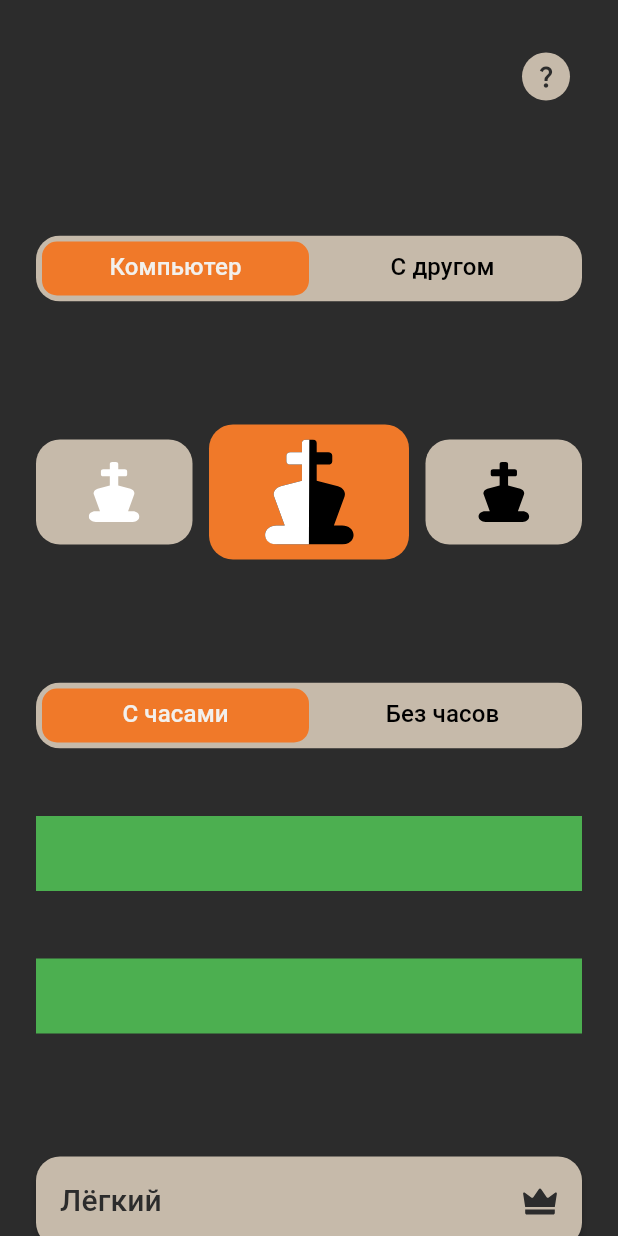
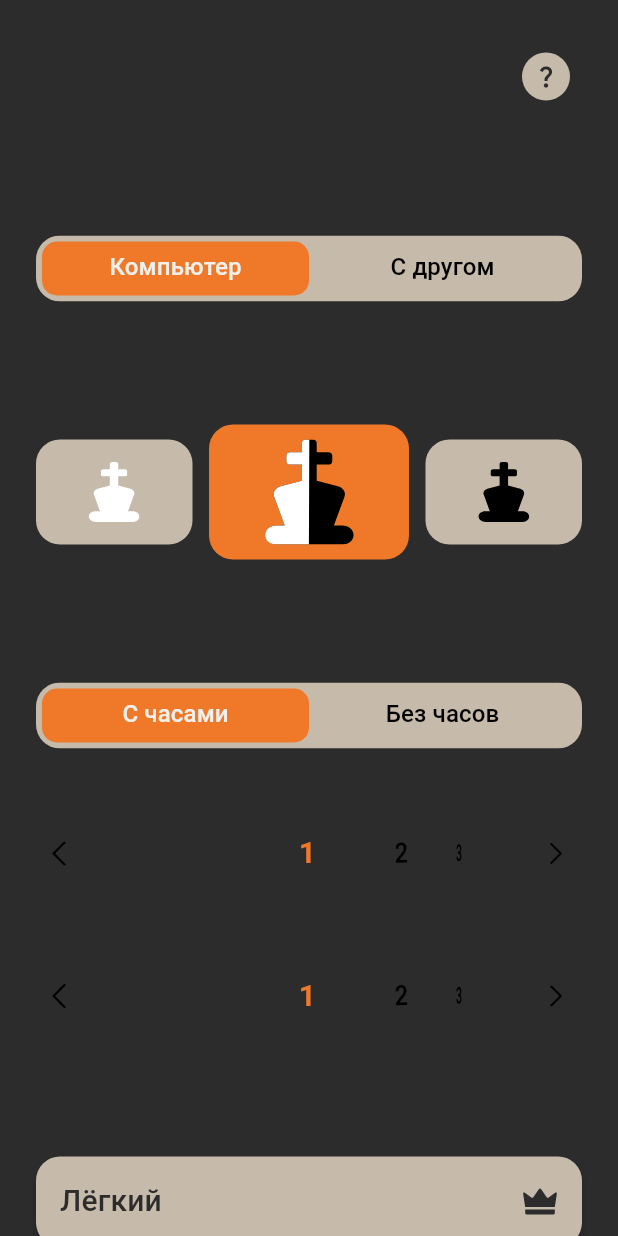
Before and after one commit to Student-Labs-2024/aurora_chess, a Flutter app: the GameSettingsView screen opened directly, on a phone screen of 412 x 824 dp. Run offline on Flutter 3.47's test engine with Material 3 defaults, Android fonts, the phone set to English and light mode, and no system bars; drawn by our look-alikes of wheel_chooser; our stand-ins replace flutter_svg.

Commit message:
feat: добавлена карусель выбора времени игры и выбора добавления времени на ход на страницу настройки игры

```diff
--- a/lib/views/components/chose_time_carousel.dart
+++ b/lib/views/components/chose_time_carousel.dart
@@ -1,27 +1,51 @@
 import 'package:flutter/material.dart';
+import 'package:flutter_svg/flutter_svg.dart';
+import 'package:frontend/constants/colors.dart';
+import 'package:wheel_chooser/wheel_chooser.dart';
 
 
-class ChoseTimeCarousel extends StatelessWidget {
+class ChoseTimeCarousel extends StatefulWidget {
   const ChoseTimeCarousel({
     super.key,
     required this.values,
     required this.type,
-    required this.header
+    required this.header,
+    required this.startValue,
+    this.onChanged,
   });
 
   final List<int> values;
   final String type;
   final String header;
+  final int startValue;
+  final void Function(dynamic)? onChanged;
+
+  @override
+  State<ChoseTimeCarousel> createState() => _ChoseTimeCarouselState();
+}
+
+class _ChoseTimeCarouselState extends State<ChoseTimeCarousel> {
+
+  int initPosition = 0;
+
+  @override
+  void initState() {
+    setState(() {
+      initPosition = widget.values.indexOf(widget.startValue);
+    });
+    super.initState();
+  }
 
   @override
   Widget build(BuildContext context) {
     var scheme = Theme.of(context).colorScheme;
+    var height = MediaQuery.of(context).size.width - 110;
     return Container(
       margin: const EdgeInsets.only(top: 16),
       child: Column(
         children: [
           Text(
-            header,
+            widget.header,
             textAlign: TextAlign.center,
             style: TextStyle(
               color: scheme.primary,
@@ -30,13 +54,69 @@ class ChoseTimeCarousel extends StatelessWidget {
               fontWeight: FontWeight.w700,
             ),
           ),
-          Container(
-            height: 50,
-            color: Colors.green,
+          Row(
+            children: [
+              Container(
+                width: 30,
+                child: IconButton(
+                  padding: EdgeInsets.zero,
+                  constraints: BoxConstraints(),
+                  onPressed: () {
+                    if (initPosition > 0) {
+                      setState(() {
+                        initPosition -= 1;
+                      });
+                    }
+                  },
+                  icon: SvgPicture.asset(
+                    "assets/images/icons/left_small_arrow_icon.svg",
+                    color: scheme.onTertiary,
+                  )
+                ),
+              ),
+              SizedBox(
+                height: 50,
+                child: WheelChooser(
+                  horizontal: true,
+                  listHeight: height,
+                  itemSize: 65,
+                  onValueChanged: widget.onChanged,
+                  datas: widget.values,
+                  startPosition: initPosition,
+                  selectTextStyle: const TextStyle(
+                    color: ColorsConst.primaryColor100,
+                    fontSize: 20,
+                    fontFamily: 'Roboto',
+                    fontWeight: FontWeight.w700,
+                  ),
+                  unSelectTextStyle: TextStyle(
+                    color: scheme.onTertiary,
+                    fontSize: 20,
+                    fontFamily: 'Roboto',
+                    fontWeight: FontWeight.w500,
+                  ),
+                ),
+              ),
+              Container(
+                width: 30,
+                child: IconButton(
+                  onPressed: () {
+                    if(initPosition < widget.values.length - 1) {
+                      setState(() {
+                        initPosition += 1;
+                      });
+                    }
+                  },
+                  icon: SvgPicture.asset(
+                    "assets/images/icons/right_small_arrow_icon.svg",
+                    color: scheme.onTertiary,
+                  )
+                ),
+              ),
+            ],
           ),
         ],
       ),
     );
   }
-
 }
--- a/lib/views/game_settings_view.dart
+++ b/lib/views/game_settings_view.dart
@@ -52,8 +52,13 @@ class _GameSettingsViewState extends State<GameSettingsView> with TickerProvider
   bool isThreats = false;
   bool isHints = false;
   int countOfTabs = 2;
+  int durationOfGame = 1;
+  int addingOfMove = 1;
   late TabController _tabColorController;
   late TabController _tabTimeController;
+
+  List<int> listOfDurations = [1, 2, 3, 4, 5, 10, 15, 20, 25, 30, 40, 60, 80, 90, 120];
+  List<int> listOfAdditions = [1, 2, 3, 4, 5, 6, 7, 8, 9, 10, 15, 20, 30, 45, 60];
 
   void setPiecesColor(PiecesColor chose) {
     setState(() {
@@ -64,6 +69,18 @@ class _GameSettingsViewState extends State<GameSettingsView> with TickerProvider
   void setGameMode(LevelOfDifficulty chose) {
     setState(() {
       gameMode = chose;
+    });
+  }
+
+  void setMinutes(chose) {
+    setState(() {
+      durationOfGame = chose;
+    });
+  }
+
+  void setSeconds(chose) {
+    setState(() {
+      addingOfMove = chose;
     });
   }
 
@@ -219,14 +236,18 @@ class _GameSettingsViewState extends State<GameSettingsView> with TickerProvider
                         Column(
                           children: [
                             ChoseTimeCarousel(
-                              values: [1, 2, 3, 4, 5],
+                              values: listOfDurations,
                               type: 'minutes',
                               header: minutesSubtitle,
+                              startValue: durationOfGame,
+                              onChanged: setMinutes,
                             ),
                             ChoseTimeCarousel(
-                              values: [1, 2, 3, 4, 5],
+                              values: listOfAdditions,
                               type: 'seconds',
                               header: secondsSubtitle,
+                              startValue: addingOfMove,
+                              onChanged: setSeconds,
                             ),
                           ],
                         ) : const SizedBox(),
@@ -312,10 +333,10 @@ class _GameSettingsViewState extends State<GameSettingsView> with TickerProvider
                           isClickable: true,
                           onTap: () {
                             Navigator.push(
-                                context,
-                                MaterialPageRoute(builder: (BuildContext context) {
-                                  return const GameView();
-                                })
+                              context,
+                              MaterialPageRoute(builder: (BuildContext context) {
+                                return const GameView();
+                              })
                             );
                           },
                         ),
```
